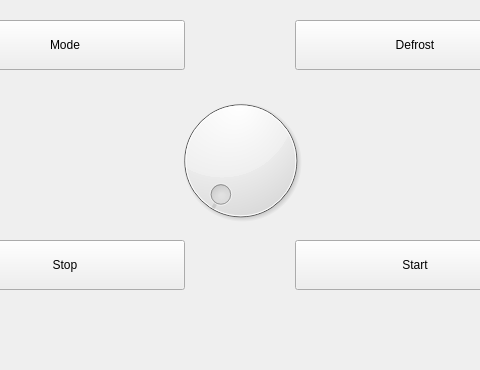
Before: the Qt Designer form MicrowaveOven/mainwindow.ui in Seangongx/StatemachineExercise, drawn with Qt 5; both pictures show x 155 to 635 and y 230 to 600 of the 800 by 600 pixel window.
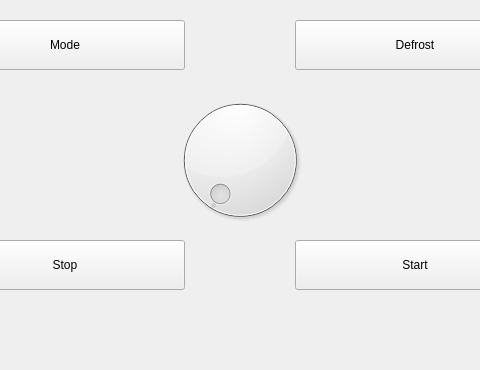
After: the same form once the commit is applied. Custom widgets are drawn as their Qt base class.

Patch:
```diff
--- a/MicrowaveOven/mainwindow.ui
+++ b/MicrowaveOven/mainwindow.ui
@@ -119,10 +119,31 @@
      <rect>
       <x>270</x>
       <y>320</y>
-      <width>251</width>
-      <height>141</height>
+      <width>250</width>
+      <height>140</height>
      </rect>
     </property>
+    <property name="maximumSize">
+     <size>
+      <width>250</width>
+      <height>140</height>
+     </size>
+    </property>
+    <property name="orientation">
+     <enum>Qt::Horizontal</enum>
+    </property>
+    <property name="invertedAppearance">
+     <bool>false</bool>
+    </property>
+    <property name="invertedControls">
+     <bool>false</bool>
+    </property>
+    <property name="wrapping">
+     <bool>false</bool>
+    </property>
+    <property name="notchesVisible">
+     <bool>false</bool>
+    </property>
    </widget>
   </widget>
   <widget class="QMenuBar" name="menubar">
```
Left out of the diff: 6 changed lines with no effect on the pictures.
